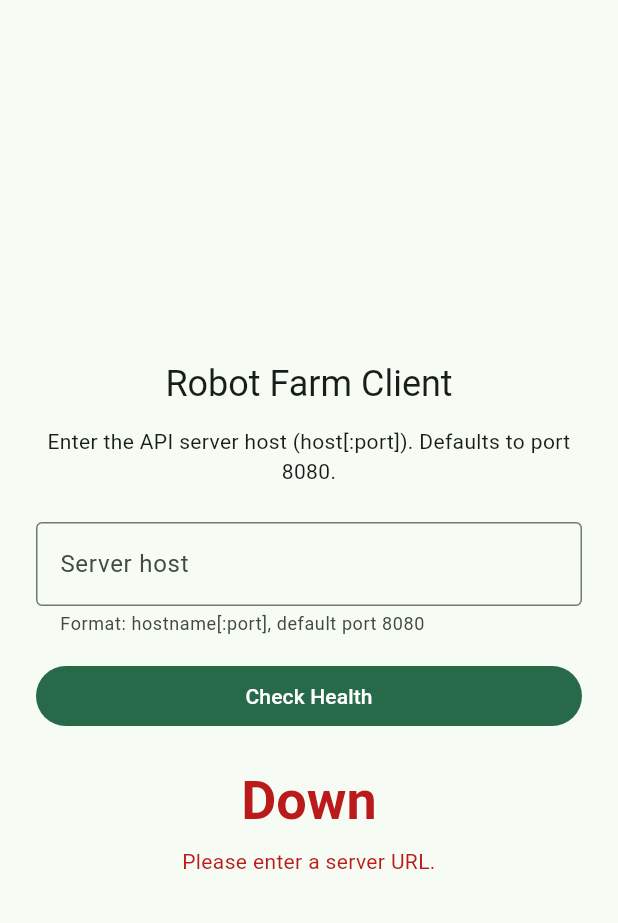
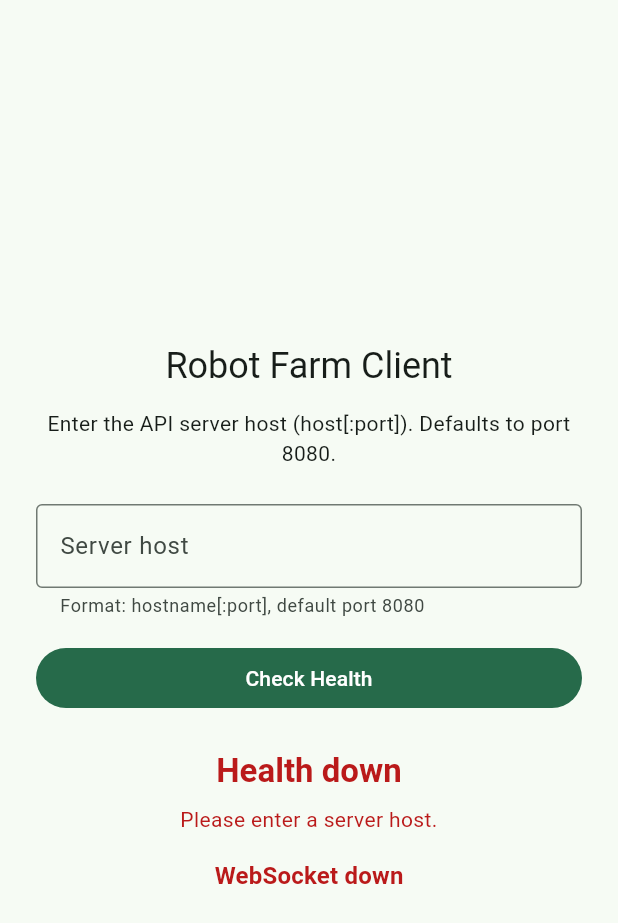
Before and after one commit to robertmsale/robot-farm-rs, a Flutter app: the screen it shows after launch, after a tap on "Check Health", on a phone screen of 412 x 824 dp. Shown: the top 923 px of the screen. Run offline on Flutter 3.47's test engine with Material 3 defaults, Android fonts, the phone set to English and light mode, and no system bars; our stand-ins replace get.

```diff
--- a/client/lib/main.dart
+++ b/client/lib/main.dart
@@ -1,8 +1,14 @@
+import 'dart:async';
+
 import 'package:flutter/material.dart';
 import 'package:get/get.dart';
 import 'package:my_api_client/api.dart' as robot_farm_api;
+import 'package:web_socket_channel/web_socket_channel.dart';
+
+import 'utils/ws_channel.dart';
 
 const int kDefaultApiPort = 8080;
+const String kWebsocketPath = '/ws';
 
 void main() {
   WidgetsFlutterBinding.ensureInitialized();
@@ -28,16 +34,27 @@ class RobotFarmApp extends StatelessWidget {
 
 enum HealthStatus { idle, checking, ok, down }
 
+enum WebsocketStatus { idle, connecting, good, failed }
+
 class ConnectionController extends GetxController {
   final TextEditingController urlController = TextEditingController();
   final Rx<HealthStatus> healthStatus = HealthStatus.idle.obs;
+  final Rx<WebsocketStatus> websocketStatus = WebsocketStatus.idle.obs;
   final RxnString errorMessage = RxnString();
+  final RxnString websocketError = RxnString();
+  WebSocketChannel? _webSocketChannel;
+  StreamSubscription? _webSocketSubscription;
 
   Future<void> checkHealth() async {
     final rawUrl = urlController.text.trim();
+    websocketStatus.value = WebsocketStatus.idle;
+    websocketError.value = null;
+
     if (rawUrl.isEmpty) {
-      errorMessage.value = 'Please enter a server URL.';
+      errorMessage.value = 'Please enter a server host.';
       healthStatus.value = HealthStatus.down;
+      websocketStatus.value = WebsocketStatus.failed;
+      _closeWebSocket();
       return;
     }
 
@@ -46,9 +63,21 @@ class ConnectionController extends GetxController {
       errorMessage.value =
           'Please enter a host or host:port (paths and schemes are not required).';
       healthStatus.value = HealthStatus.down;
+      websocketStatus.value = WebsocketStatus.failed;
+      _closeWebSocket();
       return;
     }
 
+    final healthy = await _performHealthCheck(baseUrl);
+    if (healthy) {
+      await _connectWebsocket(baseUrl);
+    } else {
+      websocketStatus.value = WebsocketStatus.failed;
+      _closeWebSocket();
+    }
+  }
+
+  Future<bool> _performHealthCheck(String baseUrl) async {
     try {
       healthStatus.value = HealthStatus.checking;
       errorMessage.value = null;
@@ -59,6 +88,7 @@ class ConnectionController extends GetxController {
 
       if (response != null && response.status.toLowerCase() == 'ok') {
         healthStatus.value = HealthStatus.ok;
+        return true;
       } else {
         healthStatus.value = HealthStatus.down;
         errorMessage.value = 'Server responded but did not return OK.';
@@ -71,22 +101,69 @@ class ConnectionController extends GetxController {
       errorMessage.value = 'Failed to contact server: $error';
       healthStatus.value = HealthStatus.down;
     }
+
+    return false;
   }
 
-  String get statusLabel {
-    switch (healthStatus.value) {
-      case HealthStatus.ok:
-        return 'OK';
-      case HealthStatus.down:
-        return 'Down';
-      case HealthStatus.checking:
-        return 'Checking...';
-      case HealthStatus.idle:
-        return 'Unknown';
+  Future<void> _connectWebsocket(String baseUrl) async {
+    websocketStatus.value = WebsocketStatus.connecting;
+    websocketError.value = null;
+
+    final wsUri = _buildWebsocketUri(baseUrl);
+
+    try {
+      _closeWebSocket();
+      _webSocketChannel = createWebSocketChannel(wsUri);
+      _webSocketSubscription = _webSocketChannel!.stream.listen(
+        (_) {
+          websocketStatus.value = WebsocketStatus.good;
+          websocketError.value = null;
+        },
+        onError: (error) {
+          websocketStatus.value = WebsocketStatus.failed;
+          websocketError.value = 'WebSocket error: $error';
+        },
+        onDone: () {
+          if (websocketStatus.value == WebsocketStatus.good) {
+            websocketError.value = 'WebSocket closed.';
+          }
+          websocketStatus.value = WebsocketStatus.failed;
+        },
+        cancelOnError: true,
+      );
+    } catch (error) {
+      websocketStatus.value = WebsocketStatus.failed;
+      websocketError.value = 'WebSocket failed: $error';
     }
   }
 
-  Color statusColor(ThemeData theme) {
+  String get healthStatusLabel {
+    switch (healthStatus.value) {
+      case HealthStatus.ok:
+        return 'Health OK';
+      case HealthStatus.down:
+        return 'Health down';
+      case HealthStatus.checking:
+        return 'Checking health...';
+      case HealthStatus.idle:
+        return 'Health unknown';
+    }
+  }
+
+  String get websocketStatusLabel {
+    switch (websocketStatus.value) {
+      case WebsocketStatus.good:
+        return 'WebSocket good';
+      case WebsocketStatus.failed:
+        return 'WebSocket down';
+      case WebsocketStatus.connecting:
+        return 'WebSocket connecting...';
+      case WebsocketStatus.idle:
+        return 'WebSocket idle';
+    }
+  }
+
+  Color healthStatusColor(ThemeData theme) {
     switch (healthStatus.value) {
       case HealthStatus.ok:
         return Colors.green;
@@ -95,6 +172,19 @@ class ConnectionController extends GetxController {
       case HealthStatus.checking:
         return theme.colorScheme.primary;
       case HealthStatus.idle:
+        return theme.colorScheme.outline;
+    }
+  }
+
+  Color websocketStatusColor(ThemeData theme) {
+    switch (websocketStatus.value) {
+      case WebsocketStatus.good:
+        return Colors.green;
+      case WebsocketStatus.failed:
+        return theme.colorScheme.error;
+      case WebsocketStatus.connecting:
+        return theme.colorScheme.primary;
+      case WebsocketStatus.idle:
         return theme.colorScheme.outline;
     }
   }
@@ -122,16 +212,31 @@ class ConnectionController extends GetxController {
     final scheme = uri.scheme.isEmpty ? 'http' : uri.scheme;
     final port = uri.hasPort ? uri.port : kDefaultApiPort;
 
+    return Uri(scheme: scheme, host: uri.host, port: port).toString();
+  }
+
+  Uri _buildWebsocketUri(String baseUrl) {
+    final httpUri = Uri.parse(baseUrl);
+    final scheme = httpUri.scheme == 'https' ? 'wss' : 'ws';
     return Uri(
       scheme: scheme,
-      host: uri.host,
-      port: port,
-    ).toString();
+      host: httpUri.host,
+      port: httpUri.hasPort ? httpUri.port : kDefaultApiPort,
+      path: kWebsocketPath,
+    );
+  }
+
+  void _closeWebSocket() {
+    _webSocketSubscription?.cancel();
+    _webSocketSubscription = null;
+    _webSocketChannel?.sink.close();
+    _webSocketChannel = null;
   }
 
   @override
   void onClose() {
     urlController.dispose();
+    _closeWebSocket();
     super.onClose();
   }
 }
@@ -178,11 +283,13 @@ class ConnectionScreen extends GetView<ConnectionController> {
                     () => SizedBox(
                       width: double.infinity,
                       child: FilledButton(
-                        onPressed: controller.healthStatus.value ==
+                        onPressed:
+                            controller.healthStatus.value ==
                                 HealthStatus.checking
                             ? null
                             : controller.checkHealth,
-                        child: controller.healthStatus.value ==
+                        child:
+                            controller.healthStatus.value ==
                                 HealthStatus.checking
                             ? const SizedBox(
                                 width: 18,
@@ -203,9 +310,9 @@ class ConnectionScreen extends GetView<ConnectionController> {
                     () => Column(
                       children: [
                         Text(
-                          controller.statusLabel,
-                          style: theme.textTheme.displaySmall?.copyWith(
-                            color: controller.statusColor(theme),
+                          controller.healthStatusLabel,
+                          style: theme.textTheme.titleLarge?.copyWith(
+                            color: controller.healthStatusColor(theme),
                             fontWeight: FontWeight.bold,
                           ),
                         ),
@@ -213,6 +320,30 @@ class ConnectionScreen extends GetView<ConnectionController> {
                           const SizedBox(height: 8),
                           Text(
                             controller.errorMessage.value!,
+                            textAlign: TextAlign.center,
+                            style: theme.textTheme.bodyMedium?.copyWith(
+                              color: theme.colorScheme.error,
+                            ),
+                          ),
+                        ],
+                      ],
+                    ),
+                  ),
+                  const SizedBox(height: 16),
+                  Obx(
+                    () => Column(
+                      children: [
+                        Text(
+                          controller.websocketStatusLabel,
+                          style: theme.textTheme.titleMedium?.copyWith(
+                            color: controller.websocketStatusColor(theme),
+                            fontWeight: FontWeight.bold,
+                          ),
+                        ),
+                        if (controller.websocketError.value != null) ...[
+                          const SizedBox(height: 8),
+                          Text(
+                            controller.websocketError.value!,
                             textAlign: TextAlign.center,
                             style: theme.textTheme.bodyMedium?.copyWith(
                               color: theme.colorScheme.error,
--- /dev/null
+++ b/client/lib/utils/ws_channel.dart
@@ -0,0 +1,8 @@
+import 'package:web_socket_channel/web_socket_channel.dart';
+
+import 'ws_channel_stub.dart'
+    if (dart.library.io) 'ws_channel_io.dart'
+    if (dart.library.html) 'ws_channel_web.dart';
+
+WebSocketChannel createWebSocketChannel(Uri uri) =>
+    createPlatformWebSocketChannel(uri);
--- /dev/null
+++ b/client/lib/utils/ws_channel_io.dart
@@ -0,0 +1,5 @@
+import 'package:web_socket_channel/io.dart';
+import 'package:web_socket_channel/web_socket_channel.dart';
+
+WebSocketChannel createPlatformWebSocketChannel(Uri uri) =>
+    IOWebSocketChannel.connect(uri.toString());
--- /dev/null
+++ b/client/lib/utils/ws_channel_stub.dart
@@ -0,0 +1,4 @@
+import 'package:web_socket_channel/web_socket_channel.dart';
+
+WebSocketChannel createPlatformWebSocketChannel(Uri uri) =>
+    throw UnsupportedError('WebSockets are not supported on this platform.');
--- /dev/null
+++ b/client/lib/utils/ws_channel_web.dart
@@ -0,0 +1,5 @@
+import 'package:web_socket_channel/html.dart';
+import 'package:web_socket_channel/web_socket_channel.dart';
+
+WebSocketChannel createPlatformWebSocketChannel(Uri uri) =>
+    HtmlWebSocketChannel.connect(uri.toString());
--- a/client/pubspec.yaml
+++ b/client/pubspec.yaml
@@ -37,6 +37,7 @@ dependencies:
   my_api_client:
     path: ../openapi/flutter_client
   get: ^4.6.6
+  web_socket_channel: ^2.4.0
 
 dev_dependencies:
   flutter_test:
```
Also changed, not shown: client/lib/sheets/controllers/task_editor_controller.dart (added), client/lib/sheets/controllers/task_group_editor.dart (added), client/lib/sheets/controllers/task_wizard_controller.dart (added), client/lib/sheets/task_editor.dart (added), client/lib/sheets/task_group_editor.dart (added), client/lib/sheets/task_wizard.dart (added), client/pubspec.lock, 2 other files.
